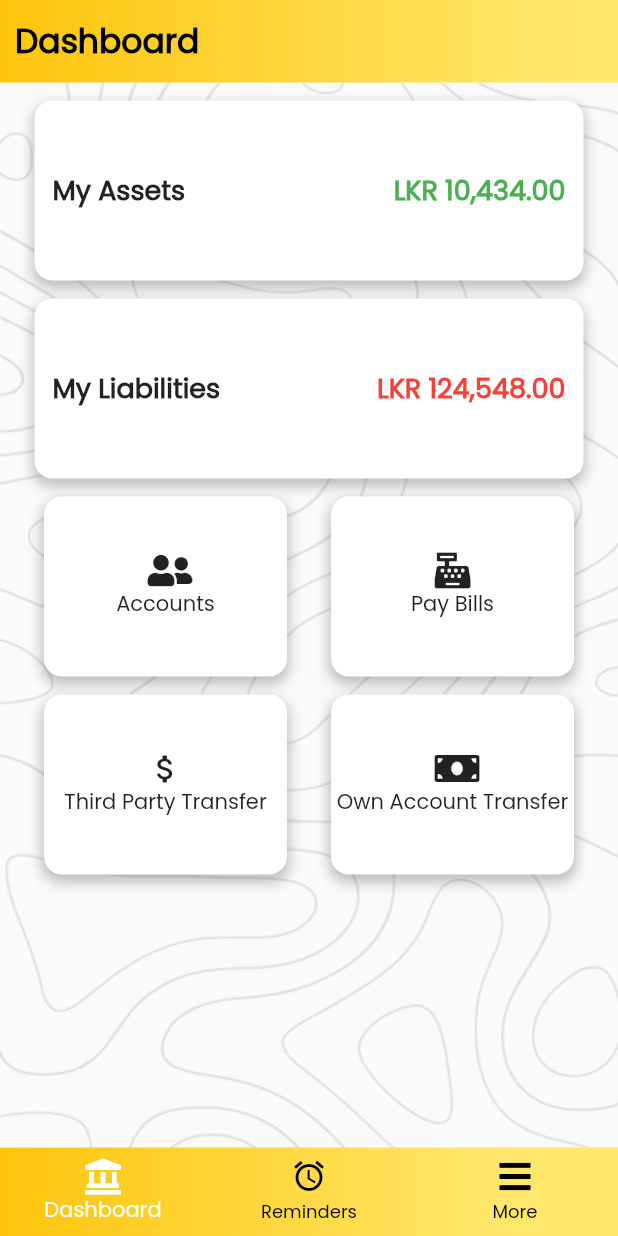
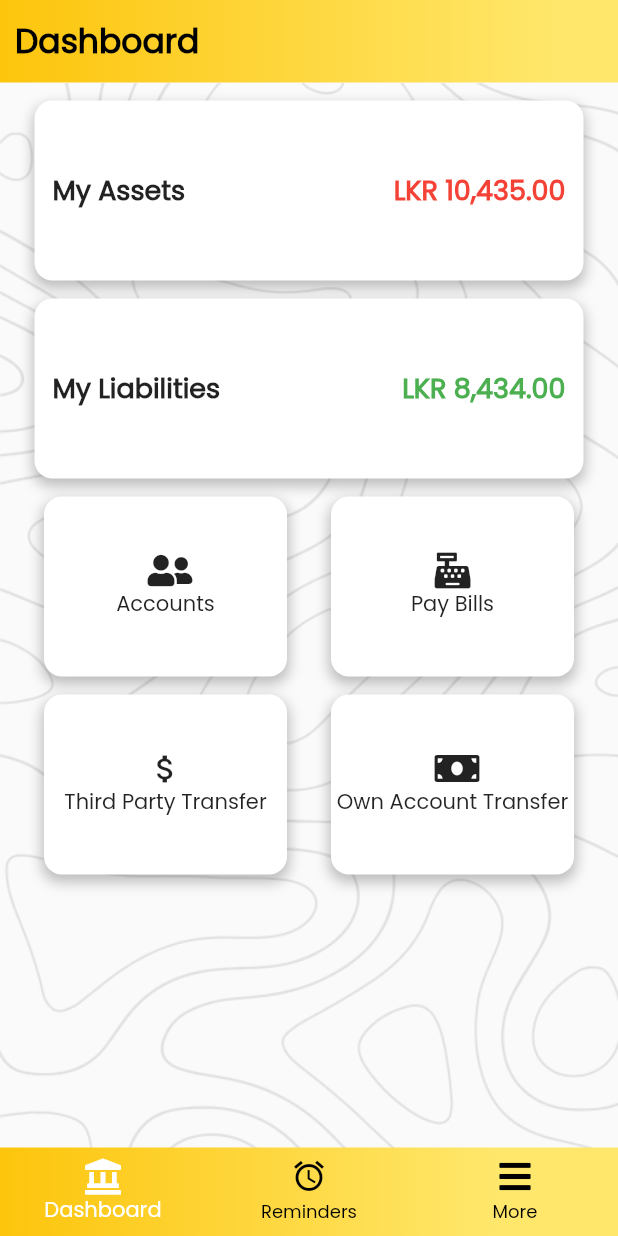
Before and after one commit to it19951386/BOC_Mobile_App, a Flutter app: the screen it shows after launch, on a phone screen of 412 x 824 dp. Run offline on Flutter 3.47's test engine with Material 2 defaults, Android fonts, the phone set to English and light mode, and no system bars; our stand-ins replace font_awesome_flutter.

Commit message:
separated dashboard card view to a separate widget

```diff
--- /dev/null
+++ b/lib/screens/pasindu/dashboardCard.dart
@@ -0,0 +1,51 @@
+import 'package:flutter/material.dart';
+import 'package:font_awesome_flutter/font_awesome_flutter.dart';
+
+class dashboardCard extends StatelessWidget {
+  const dashboardCard(
+      {Key? key,
+      required this.title,
+      required this.amount,
+      required this.color})
+      : super(key: key);
+
+  final String title, amount;
+  final Color color;
+  @override
+  Widget build(BuildContext context) {
+    return Container(
+      margin: EdgeInsets.only(top: 12),
+      height: 120,
+      width: 366,
+      decoration: BoxDecoration(
+        color: Colors.white,
+        borderRadius: BorderRadius.all(Radius.circular(12)),
+        boxShadow: [
+          BoxShadow(
+            color: Colors.black.withOpacity(0.25),
+            spreadRadius: 1,
+            blurRadius: 7,
+            offset: Offset(0, 4), // changes position of shadow
+          ),
+        ],
+      ),
+      child: Row(mainAxisAlignment: MainAxisAlignment.spaceBetween, children: [
+        Container(
+          margin: EdgeInsets.only(left: 12),
+          child: Text(
+            this.title,
+            style: TextStyle(fontWeight: FontWeight.bold, fontSize: 18),
+          ),
+        ),
+        Container(
+          margin: EdgeInsets.only(right: 12),
+          child: Text(this.amount,
+              style: TextStyle(
+                  color: this.color,
+                  fontWeight: FontWeight.bold,
+                  fontSize: 18)),
+        )
+      ]),
+    );
+  }
+}
--- a/lib/screens/pasindu/test.dart
+++ b/lib/screens/pasindu/test.dart
@@ -1,6 +1,7 @@
 import 'package:flutter/material.dart';
 import 'package:font_awesome_flutter/font_awesome_flutter.dart';
 import 'package:boc_mobile_app/screens/pasindu/customAppBar.dart';
+import 'package:boc_mobile_app/screens/pasindu/dashboardCard.dart';
 
 class Test1 extends StatelessWidget {
   const Test1({Key? key}) : super(key: key);
@@ -25,84 +26,14 @@ class Test1 extends StatelessWidget {
                 children: [
                   Column(
                     children: [
-                      Container(
-                        margin: EdgeInsets.only(top: 12),
-                        height: 120,
-                        width: 366,
-                        decoration: BoxDecoration(
-                          color: Colors.white,
-                          borderRadius: BorderRadius.all(Radius.circular(12)),
-                          boxShadow: [
-                            BoxShadow(
-                              color: Colors.black.withOpacity(0.25),
-                              spreadRadius: 1,
-                              blurRadius: 7,
-                              offset:
-                                  Offset(0, 4), // changes position of shadow
-                            ),
-                          ],
-                        ),
-                        child: Row(
-                            mainAxisAlignment: MainAxisAlignment.spaceBetween,
-                            children: [
-                              Container(
-                                margin: EdgeInsets.only(left: 12),
-                                child: Text(
-                                  "My Assets",
-                                  style: TextStyle(
-                                      fontWeight: FontWeight.bold,
-                                      fontSize: 18),
-                                ),
-                              ),
-                              Container(
-                                margin: EdgeInsets.only(right: 12),
-                                child: Text("LKR 10,434.00",
-                                    style: TextStyle(
-                                        color: Colors.green,
-                                        fontWeight: FontWeight.bold,
-                                        fontSize: 18)),
-                              )
-                            ]),
-                      ),
-                      Container(
-                        margin: EdgeInsets.only(top: 12),
-                        height: 120,
-                        width: 366,
-                        decoration: BoxDecoration(
-                          color: Colors.white,
-                          borderRadius: BorderRadius.all(Radius.circular(12)),
-                          boxShadow: [
-                            BoxShadow(
-                              color: Colors.black.withOpacity(0.25),
-                              spreadRadius: 1,
-                              blurRadius: 7,
-                              offset:
-                                  Offset(0, 4), // changes position of shadow
-                            ),
-                          ],
-                        ),
-                        child: Row(
-                            mainAxisAlignment: MainAxisAlignment.spaceBetween,
-                            children: [
-                              Container(
-                                margin: EdgeInsets.only(left: 12),
-                                child: Text(
-                                  "My Liabilities",
-                                  style: TextStyle(
-                                      fontWeight: FontWeight.bold,
-                                      fontSize: 18),
-                                ),
-                              ),
-                              Container(
-                                margin: EdgeInsets.only(right: 12),
-                                child: Text("LKR 124,548.00",
-                                    style: TextStyle(
-                                        color: Colors.red,
-                                        fontWeight: FontWeight.bold,
-                                        fontSize: 18)),
-                              )
-                            ]),
-                      ),
+                      dashboardCard(
+                          title: "My Assets",
+                          amount: "LKR 10,435.00",
+                          color: Colors.red),
+                      dashboardCard(
+                          title: "My Liabilities",
+                          amount: "LKR 8,434.00",
+                          color: Colors.green)
                     ],
                   ),
                   Row(
```
